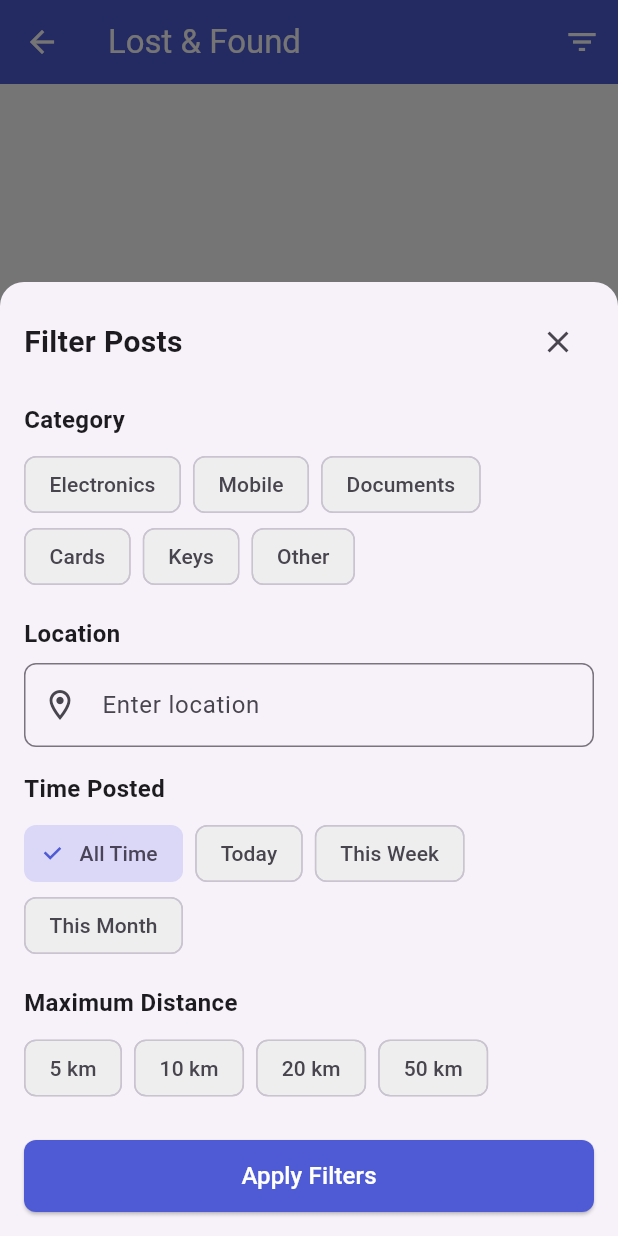
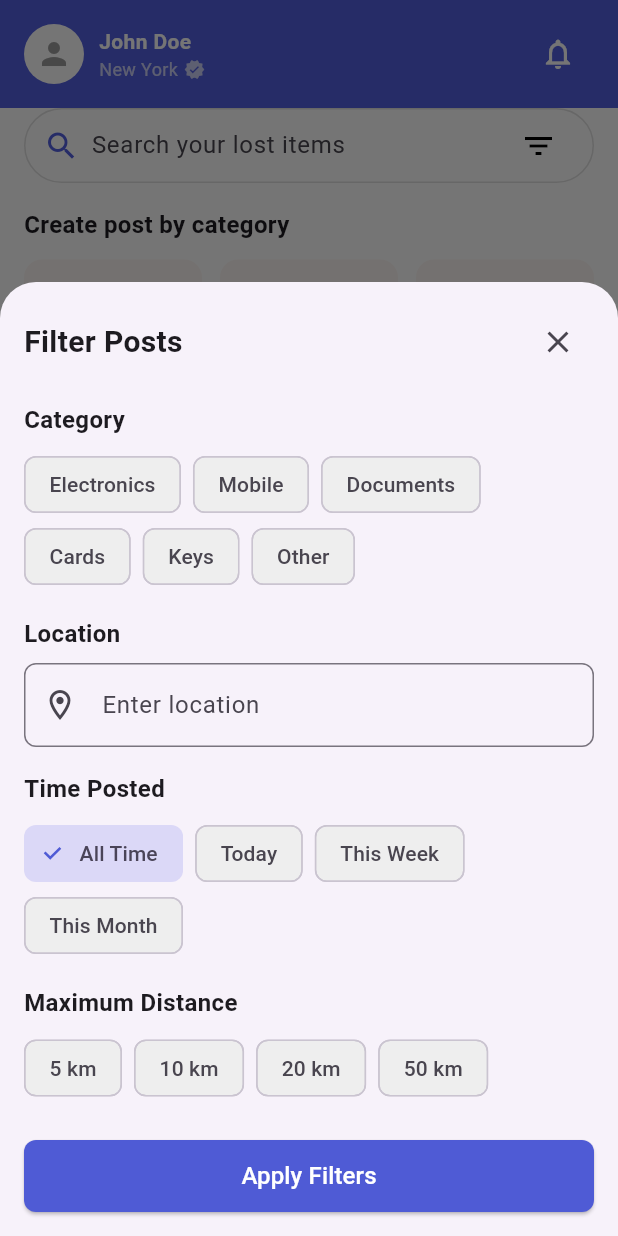
Before and after one commit to hanabif/lost_and_found_mobile, a Flutter app: the HomeScreen screen opened by its route, after a tap on the "filter list" icon, on a phone screen of 412 x 824 dp. Run offline on Flutter 3.47's test engine with Material 3 defaults, Android fonts, the phone set to English and light mode, and no system bars; our stand-ins replace flutter_svg, geolocator, image_picker, intl_phone_field; accounts and stored records are empty.

Commit message:
improve UI

```diff
--- a/lib/screens/home/home_screen.dart
+++ b/lib/screens/home/home_screen.dart
@@ -4,6 +4,7 @@ import 'package:provider/provider.dart';
 import '../../widgets/lost_found_card.dart';
 import '../../providers/home_provider.dart';
 import '../../models/post_model.dart';
+import '../../models/filter_model.dart';
 import 'filter_modal.dart';
 
 class HomeScreen extends StatefulWidget {
@@ -19,123 +20,45 @@ class _HomeScreenState extends State<HomeScreen> {
   @override
   void initState() {
     super.initState();
-    // Load data when the screen is first created
     Future.microtask(() => context.read<HomeProvider>().loadData());
   }
 
   @override
   Widget build(BuildContext context) {
     return Scaffold(
-      appBar: AppBar(
-        title: const Text('Lost & Found'),
-        actions: [
-          IconButton(
-            icon: const Icon(Icons.filter_list),
-            onPressed: () {
-              showModalBottomSheet(
-                context: context,
-                isScrollControlled: true,
-                shape: const RoundedRectangleBorder(
-                  borderRadius: BorderRadius.vertical(top: Radius.circular(16)),
-                ),
-                builder: (context) => const FilterModal(),
-              );
-            },
-          ),
+      backgroundColor: Colors.white,
+      body: SafeArea(
+        child: Column(
+          children: [
+            const _MainHeader(userName: 'John Doe', location: 'New York'),
+            const _SearchBarSection(),
+            const SizedBox(height: 16),
+            const _CategoryGridSection(
+              categories: [
+                'Electronics',
+                'Documents',
+                'Clothing',
+                'Accessories',
+                'Others',
               ],
             ),
-      backgroundColor: Colors.white,
-      body: Consumer<HomeProvider>(
+            const SizedBox(height: 16),
+            Expanded(
+              child: Consumer<HomeProvider>(
                 builder: (context, provider, child) {
-          final filteredPosts = provider.filteredPosts;
-
-          if (filteredPosts.isEmpty) {
-            return const Center(child: Text('No posts found'));
-          }
-
-          return ListView.builder(
-            padding: const EdgeInsets.all(16),
-            itemCount: filteredPosts.length,
-            itemBuilder: (context, index) {
-              final post = filteredPosts[index];
-              return Card(
-                margin: const EdgeInsets.only(bottom: 16),
-                child: Column(
-                  crossAxisAlignment: CrossAxisAlignment.start,
-                  children: [
-                    if (post.photos.isNotEmpty)
-                      ClipRRect(
-                        borderRadius: const BorderRadius.vertical(
-                          top: Radius.circular(8),
-                        ),
-                        child: Image.network(
-                          post.photos.first,
-                          height: 200,
-                          width: double.infinity,
-                          fit: BoxFit.cover,
-                        ),
-                      ),
-                    Padding(
-                      padding: const EdgeInsets.all(16),
-                      child: Column(
-                        crossAxisAlignment: CrossAxisAlignment.start,
-                        children: [
-                          Text(
-                            post.itemName,
-                            style: const TextStyle(
-                              fontSize: 18,
-                              fontWeight: FontWeight.bold,
-                            ),
-                          ),
-                          const SizedBox(height: 8),
-                          Text(
-                            post.itemDetails,
-                            style: const TextStyle(fontSize: 16),
-                          ),
-                          const SizedBox(height: 8),
-                          Row(
-                            children: [
-                              const Icon(Icons.category_outlined, size: 16),
-                              const SizedBox(width: 4),
-                              Text(
-                                post.category,
-                                style: const TextStyle(fontSize: 14),
-                              ),
-                              const SizedBox(width: 16),
-                              const Icon(Icons.location_on_outlined, size: 16),
-                              const SizedBox(width: 4),
-                              Text(
-                                post.location,
-                                style: const TextStyle(fontSize: 14),
-                              ),
-                            ],
-                          ),
-                          const SizedBox(height: 8),
-                          Row(
-                            children: [
-                              const Icon(Icons.access_time, size: 16),
-                              const SizedBox(width: 4),
-                              Text(
-                                'Posted ${provider.getTimeAgo(post.createdAt)}',
-                                style: const TextStyle(fontSize: 14),
-                              ),
-                            ],
-                          ),
-                        ],
+                  final posts = provider.filteredPosts;
+                  return _RecentPostsSection(posts: posts);
+                },
               ),
             ),
           ],
         ),
-              );
-            },
-          );
-        },
       ),
     );
   }
 }
 
-// 👤 Main header widget (kept private to this file)
+// 👤 Main header widget
 class _MainHeader extends StatelessWidget {
   final String userName;
   final String location;
@@ -220,16 +143,35 @@ class _SearchBarSection extends StatelessWidget {
           children: [
             Icon(Icons.search, color: HomeScreen.primaryColor, size: 24),
             const SizedBox(width: 8),
-            const Expanded(
+            Expanded(
               child: TextField(
-                decoration: InputDecoration(
+                decoration: const InputDecoration(
                   hintText: 'Search your lost items',
                   border: InputBorder.none,
                 ),
+                onChanged: (value) {
+                  context.read<HomeProvider>().setSearchQuery(value);
+                },
               ),
             ),
+            Consumer<HomeProvider>(
+              builder: (context, provider, child) {
+                final hasActiveFilters =
+                    provider.currentFilter.category != null ||
+                    provider.currentFilter.location != null ||
+                    provider.currentFilter.timeFilter != TimeFilter.all ||
+                    provider.currentFilter.maxDistance != null;
+
+                return Stack(
+                  children: [
                     IconButton(
-              icon: const Icon(Icons.filter_list, color: Colors.black),
+                      icon: Icon(
+                        Icons.filter_list,
+                        color:
+                            hasActiveFilters
+                                ? HomeScreen.primaryColor
+                                : Colors.black,
+                      ),
                       onPressed: () {
                         showModalBottomSheet(
                           context: context,
@@ -240,6 +182,23 @@ class _SearchBarSection extends StatelessWidget {
                             ),
                           ),
                           builder: (context) => const FilterModal(),
+                        );
+                      },
+                    ),
+                    if (hasActiveFilters)
+                      Positioned(
+                        right: 8,
+                        top: 8,
+                        child: Container(
+                          width: 8,
+                          height: 8,
+                          decoration: BoxDecoration(
+                            color: HomeScreen.primaryColor,
+                            shape: BoxShape.circle,
+                          ),
+                        ),
+                      ),
+                  ],
                 );
               },
             ),
@@ -335,16 +294,14 @@ class _RecentPostsSection extends StatelessWidget {
             style: TextStyle(fontSize: 16, fontWeight: FontWeight.w600),
           ),
           const SizedBox(height: 12),
-          SizedBox(
-            height: 190,
+          Expanded(
             child: ListView.builder(
-              scrollDirection: Axis.horizontal,
               itemCount: posts.length,
               itemBuilder: (context, index) {
                 final post = posts[index];
                 return Padding(
                   padding: EdgeInsets.only(
-                    right: index < posts.length - 1 ? 12 : 0,
+                    bottom: index < posts.length - 1 ? 12 : 0,
                   ),
                   child: LostFoundCard(
                     imageUrl: post.photos.isNotEmpty ? post.photos.first : '',
```
Also changed, not shown: lib/screens/auth/login_screen.dart (+2 -7 lines), lib/screens/auth/signup_screen.dart (+2 -8 lines). Lines whose indentation alone changed are shown as unchanged.
